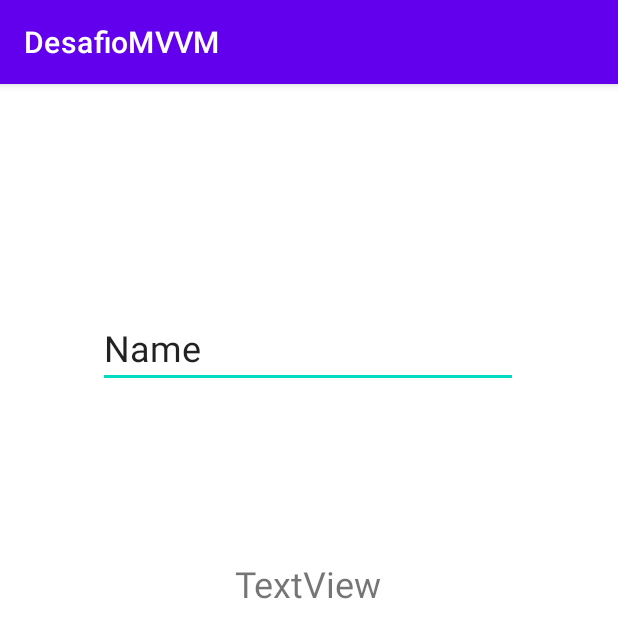
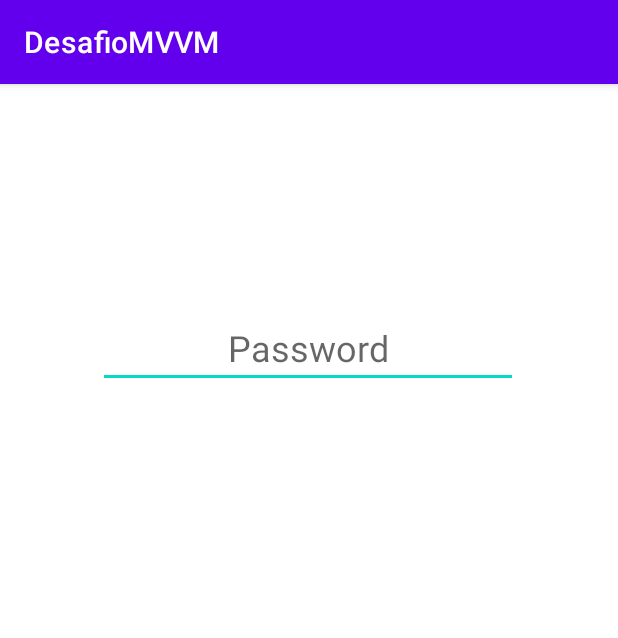
Before and after one commit to cbassdagreat/DesafioMVVM, an Android app: the screen it shows after launch (MainActivity), on a phone screen of 412 x 824 dp. Shown: the top 638 px of the screen. Run offline under Robolectric (Android 15) with nearby library versions, the phone set to English and light mode, and no system bars; our stand-ins replace data binding.

```diff
--- a/app/src/main/res/layout/activity_main.xml
+++ b/app/src/main/res/layout/activity_main.xml
@@ -22,8 +22,9 @@
         android:layout_width="wrap_content"
         android:layout_height="wrap_content"
         android:ems="10"
+        android:hint="Password"
         android:inputType="textPersonName"
-        android:text="Name"
+        android:textAlignment="center"
         android:textSize="24sp"
         app:layout_constraintBottom_toBottomOf="parent"
         app:layout_constraintEnd_toEndOf="parent"
@@ -36,7 +37,6 @@
         android:id="@+id/tvPassStrength"
         android:layout_width="188dp"
         android:layout_height="37dp"
-        android:text="TextView"
         android:textAlignment="center"
         android:textSize="24sp"
         app:layout_constraintBottom_toBottomOf="parent"
--- a/app/src/main/res/values/strings.xml
+++ b/app/src/main/res/values/strings.xml
@@ -1,3 +1,7 @@
 <resources>
     <string name="app_name">DesafioMVVM</string>
+    <string name="debil">Débil</string>
+    <string name="media">Media</string>
+    <string name="fuerte">Fuerte</string>
+    <string name="super_fuerte">Súper Fuerte</string>
 </resources>
```
Also changed, not shown: app/src/main/java/cbassdagreat/github/desafiomvvm/MainActivity.java (+51 -1 lines).
